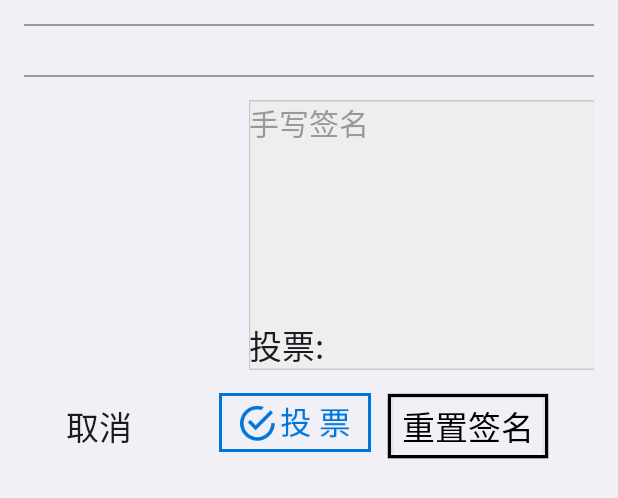
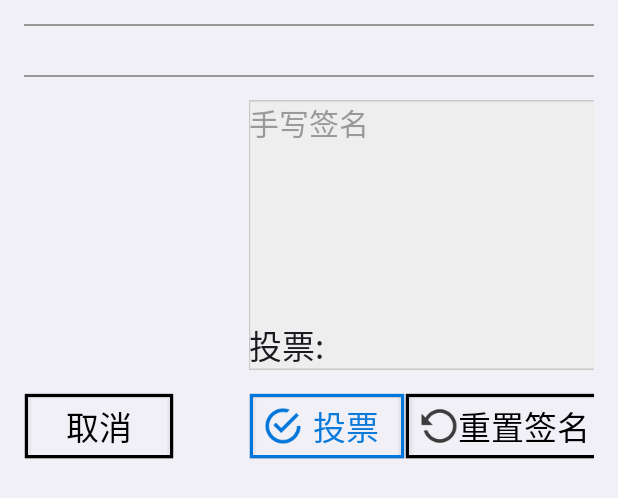
Before and after one commit to ylscat-biz/Meeting, an Android app: the layout vote.xml on its own in the app's theme, with its tools: preview values and no code run, on a phone screen of 412 x 824 dp. Shown: the top 498 px of the screen. Run offline under Robolectric (Android 15) with nearby library versions, the phone set to English and light mode, and no system bars; network calls fail.

Commit message:
签名功能 横竖屏切换不重建DocView

```diff
--- a/app/src/main/AndroidManifest.xml
+++ b/app/src/main/AndroidManifest.xml
@@ -26,7 +26,7 @@
                   android:windowSoftInputMode="stateHidden|adjustPan"
                   android:configChanges="orientation"/>
         <activity android:name=".DocViewer" android:screenOrientation="sensor"
-            android:configChanges="orientation"/>
+            android:configChanges="orientation|screenSize"/>
         <activity android:name=".VoteActivity" android:screenOrientation="landscape"/>
     </application>
 </manifest>
--- a/app/src/main/java/arbell/demo/meeting/view/FingerPaintView.java
+++ b/app/src/main/java/arbell/demo/meeting/view/FingerPaintView.java
@@ -162,4 +162,8 @@ public class FingerPaintView extends View {
     public boolean isInTouchMode() {
         return inTouchMode;
     }
+
+    public Bitmap getBitmap() {
+        return mBitmap;
+    }
 }
--- /dev/null
+++ b/app/src/main/res/drawable/button_blue_bg.xml
@@ -0,0 +1,5 @@
+<?xml version="1.0" encoding="utf-8"?>
+<selector xmlns:android="http://schemas.android.com/apk/res/android">
+    <item android:drawable="@drawable/btn_blue_bg_pressed" android:state_pressed="true"/>
+    <item android:drawable="@drawable/btn_blue_bg"/>
+</selector>
--- a/app/src/main/res/layout/vote.xml
+++ b/app/src/main/res/layout/vote.xml
@@ -1,91 +1,123 @@
 <?xml version="1.0" encoding="utf-8"?>
 <LinearLayout xmlns:android="http://schemas.android.com/apk/res/android"
-              android:orientation="vertical"
     android:layout_width="wrap_content"
     android:layout_height="wrap_content"
+    android:orientation="vertical"
     android:padding="16dp">
-    <View android:layout_width="match_parent" android:layout_height="1dp"
-          android:background="@color/gray"/>
-    <TextView android:layout_width="wrap_content" android:layout_height="wrap_content"
+
+    <View
+        android:layout_width="match_parent"
+        android:layout_height="1dp"
+        android:background="@color/gray" />
+
+    <TextView
+        android:id="@+id/title"
+        android:layout_width="wrap_content"
+        android:layout_height="wrap_content"
         android:textSize="24sp"
-              android:id="@+id/title"
-              android:textStyle="bold"/>
+        android:textStyle="bold" />
 
-    <View android:layout_width="match_parent" android:layout_height="1dp"
-          android:background="@color/gray"/>
+    <View
+        android:layout_width="match_parent"
+        android:layout_height="1dp"
+        android:background="@color/gray" />
 
     <LinearLayout
         android:layout_width="wrap_content"
         android:layout_height="wrap_content"
         android:orientation="horizontal">
+
         <ListView
             android:id="@+id/vote_list"
             android:layout_width="150dp"
             android:layout_height="match_parent"
-            android:padding="10dp">
-        </ListView>
+            android:padding="10dp"></ListView>
+
         <FrameLayout
             android:layout_width="@dimen/sign_width"
             android:layout_height="@dimen/sign_height"
+            android:layout_marginBottom="15dp"
             android:layout_marginTop="15dp"
-            android:layout_marginBottom="15dp"
             android:background="@drawable/vote_signature_bg">
-            <TextView android:layout_width="wrap_content"
+
+            <TextView
+                android:layout_width="wrap_content"
                 android:layout_height="wrap_content"
-                      android:textSize="20sp"
+                android:text="手写签名"
                 android:textColor="@color/gray"
-                      android:text="手写签名"/>
+                android:textSize="20sp" />
+
             <LinearLayout
                 android:layout_width="wrap_content"
                 android:layout_height="wrap_content"
                 android:layout_gravity="bottom|left">
+
                 <TextView
                     android:layout_width="wrap_content"
                     android:layout_height="wrap_content"
-                    android:text="投票:"/>
+                    android:text="投票:" />
+
                 <TextView
                     android:id="@+id/result"
                     android:layout_width="wrap_content"
-                    android:layout_height="wrap_content"/>
+                    android:layout_height="wrap_content" />
             </LinearLayout>
+
             <arbell.demo.meeting.view.FingerPaintView
                 android:id="@+id/sign"
                 android:layout_width="match_parent"
-                android:layout_height="match_parent"/>
+                android:layout_height="match_parent" />
         </FrameLayout>
     </LinearLayout>
+
     <LinearLayout
         android:layout_width="match_parent"
         android:layout_height="wrap_content">
+
         <TextView
             android:id="@+id/back"
             android:layout_width="wrap_content"
-            android:layout_height="match_parent"
+            android:layout_height="wrap_content"
+            android:minWidth="100dp"
             android:text="@string/cancel"
             android:textSize="22sp"
-            android:gravity="center"
-            android:background="?android:selectableItemBackground"
-            android:minWidth="100dp"/>
+            style="@style/BlackButtonStyle"/>
+
+        <TextView
+            android:id="@+id/vote"
+            android:layout_width="wrap_content"
+            android:layout_height="wrap_content"
+            android:text="投票"
+            android:minEms="4"
+            android:textSize="22sp"
+            android:drawableLeft="@drawable/vote_confirm"
+            android:layout_marginLeft="50dp"
+            style="@style/BlueButtonStyle"/>
+
         <View android:layout_width="0px"
             android:layout_height="match_parent"
             android:layout_weight="1"/>
 
-        <ImageView
+        <TextView
+            android:id="@+id/resign"
             android:layout_width="wrap_content"
             android:layout_height="wrap_content"
-            android:scaleType="center"
-            android:layout_marginRight="5dp"
-            android:id="@+id/vote"
-            android:src="@drawable/vote_confirm"/>
-        <TextView android:layout_width="wrap_content"
+            android:gravity="center"
+            android:text="重置签名"
+            android:textSize="22sp"
+            android:drawableLeft="@drawable/vote_resign"
+            style="@style/BlackButtonStyle"
+            />
+        <TextView
+            android:id="@+id/cancel_resign"
+            android:visibility="invisible"
+            android:layout_width="wrap_content"
             android:layout_height="wrap_content"
+            android:layout_marginLeft="5dp"
             android:gravity="center"
-                   android:layout_marginLeft="5dp"
-                   android:id="@+id/clear"
-            android:text="重置签名"
-                   style="@style/BlackButtonStyle"/>
-        <View android:layout_width="0px"
-              android:layout_height="match_parent"
-              android:layout_weight="1"/>
+            android:text="取消签名"
+            android:textSize="22sp"
+            style="@style/BlackButtonStyle"
+            />
     </LinearLayout>
 </LinearLayout>
--- a/app/src/main/res/values/styles.xml
+++ b/app/src/main/res/values/styles.xml
@@ -29,6 +29,16 @@
         <item name="android:gravity">center</item>
     </style>
 
+    <style name="BlueButtonStyle" >
+        <item name="android:background">@drawable/button_blue_bg</item>
+        <item name="android:paddingTop">5dp</item>
+        <item name="android:paddingBottom">5dp</item>
+        <item name="android:paddingLeft">10dp</item>
+        <item name="android:paddingRight">10dp</item>
+        <item name="android:textColor">@color/blue</item>
+        <item name="android:gravity">center</item>
+    </style>
+
     <style name="InfoLabel">
         <item name="android:textSize">26sp</item>
         <item name="android:textStyle">bold</item>
```
Also changed, not shown: app/src/main/java/arbell/demo/meeting/DocViewer.java (+13 -4 lines), app/src/main/java/arbell/demo/meeting/network/UploadRequest.java (+23 -4 lines), app/src/main/java/arbell/demo/meeting/vote/VoteController.java (+97 -3 lines), app/src/main/res/drawable-xhdpi/btn_blue_bg.9.png (added), app/src/main/res/drawable-xhdpi/btn_blue_bg_pressed.9.png (added), app/src/main/res/drawable-xhdpi/meeting2.jpg (deleted), app/src/main/res/drawable-xhdpi/vote_confirm.png, app/src/main/res/drawable-xhdpi/vote_reset.png (deleted), app/src/main/res/drawable-xhdpi/vote_resign.png (added), app/src/main/res/drawable-xhdpi/vote_sign.png (added). Lines whose indentation alone changed are shown as unchanged.
